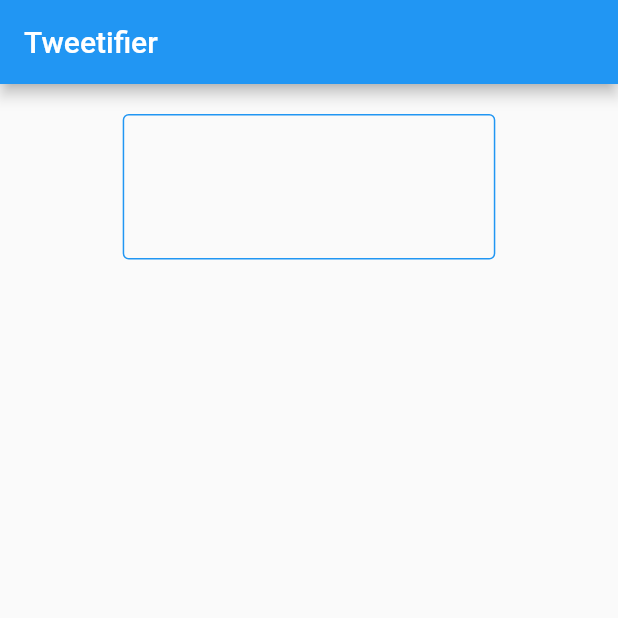
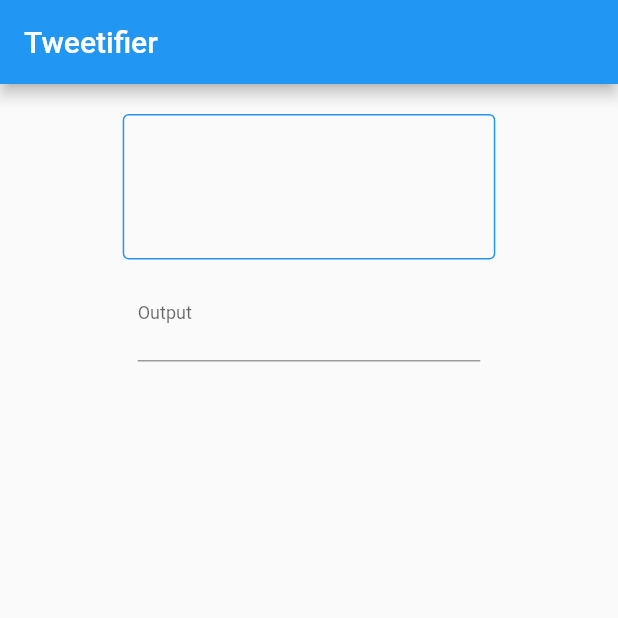
Before and after one commit to shantanugoel/tweetifier, a Flutter app: the screen it shows after launch, on a phone screen of 412 x 824 dp, the top half of it. Run offline on Flutter 3.47's test engine with Material 2 defaults, Android fonts, the light colour scheme and no system bars; missing offline and left inert: emojis, flutter_material_pickers.

Commit message:
output decoration

```diff
--- a/lib/widgets/output.dart
+++ b/lib/widgets/output.dart
@@ -24,6 +24,7 @@
 // Letter Count
 // Copyable text
 // Removing opportunistic spacing/punctuation
+// Branding and tracking
 
   Widget processInput2(String input, BuildContext context) {
     List<Widget> list = [];
@@ -70,10 +71,17 @@
         list.add(const Text(" "));
       }
     }
-    return Container(
+    var output = Container(
         padding: const EdgeInsets.all(10.0),
-        child: Wrap(
-          children: list,
-        ));
+        margin: const EdgeInsets.only(top: 10.0),
+        child: InputDecorator(
+            decoration: const InputDecoration(
+                labelText: "Output",
+                contentPadding: EdgeInsets.only(top: 10.0)),
+            child: Wrap(
+              children: list,
+            )));
+
+    return output;
   }
 }
```
